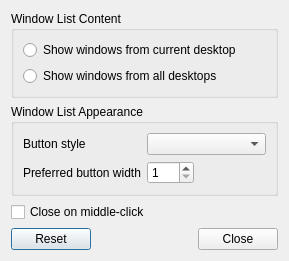
The window that plugin-taskbar/lxqttaskbarconfiguration.ui (lxqt/lxqt-panel) describes before a commit, drawn with Qt 5.
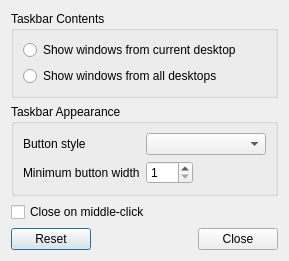
The same window after the commit.

The edit to the form file:
```diff
--- a/plugin-taskbar/lxqttaskbarconfiguration.ui
+++ b/plugin-taskbar/lxqttaskbarconfiguration.ui
@@ -17,7 +17,7 @@
    <item>
     <widget class="QGroupBox" name="WLContentGB">
      <property name="title">
-      <string>Window List Content</string>
+      <string>Taskbar Contents</string>
      </property>
      <layout class="QVBoxLayout" name="verticalLayout_2">
       <item>
@@ -46,7 +46,7 @@
    <item>
     <widget class="QGroupBox" name="WLApperanceGB">
      <property name="title">
-      <string>Window List Appearance</string>
+      <string>Taskbar Appearance</string>
      </property>
      <layout class="QFormLayout" name="formLayout">
       <item row="0" column="0">
@@ -62,7 +62,7 @@
       <item row="1" column="0">
        <widget class="QLabel" name="buttonWidthL">
         <property name="text">
-         <string>Preferred button width</string>
+         <string>Minimum button width</string>
         </property>
        </widget>
       </item>
```
Left out of the diff: 2 changed lines with no effect on the pictures.
